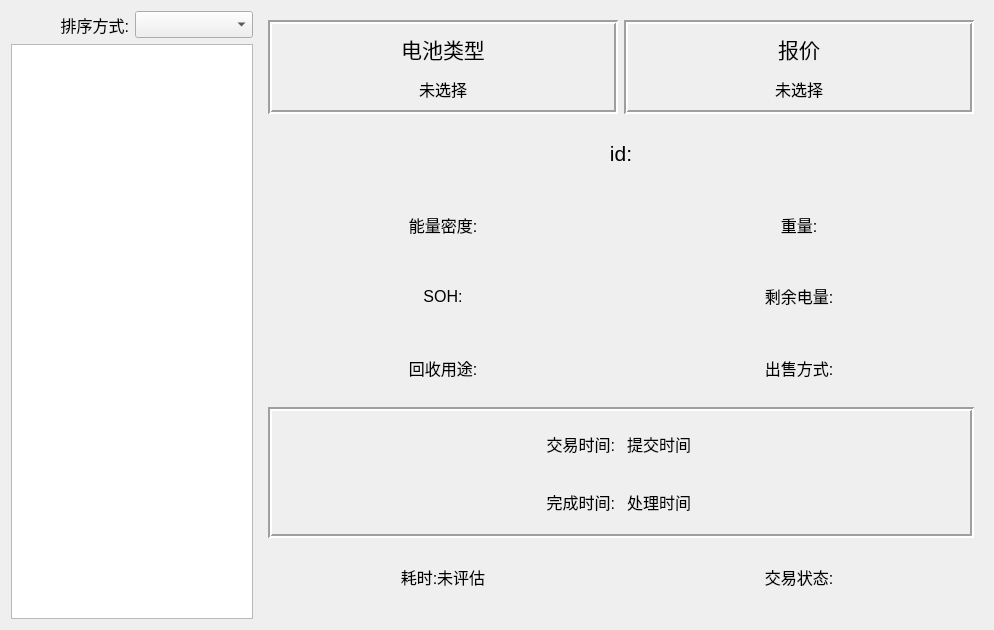
First picture: the form in transactionHistoryDialog.ui, repository RipplesDance/WasteMetalRecoverySystem, before the edit.
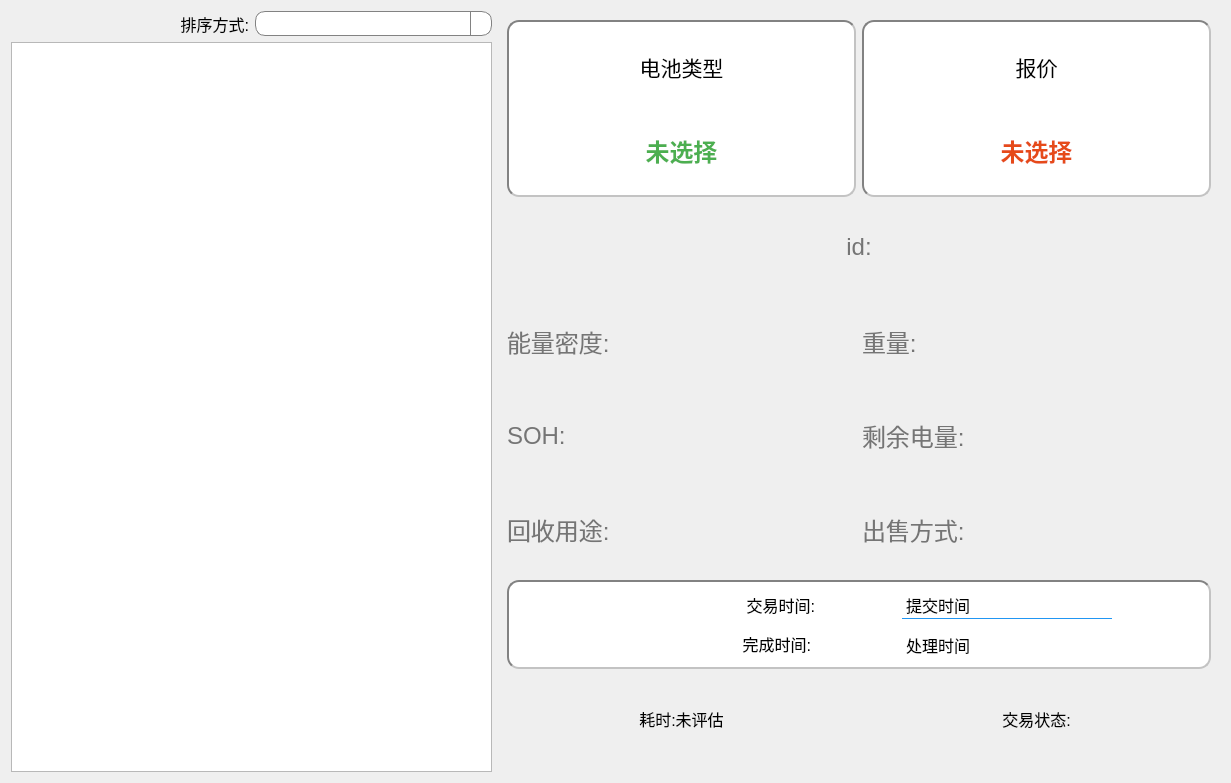
Second picture: the form after the edit. Icons and pictures are not drawn.

Patch:
```diff
--- a/transactionHistoryDialog.ui
+++ b/transactionHistoryDialog.ui
@@ -6,14 +6,14 @@
    <rect>
     <x>0</x>
     <y>0</y>
-    <width>994</width>
-    <height>630</height>
+    <width>1231</width>
+    <height>783</height>
    </rect>
   </property>
   <property name="windowTitle">
    <string>Dialog</string>
   </property>
-  <layout class="QHBoxLayout" name="horizontalLayout" stretch="1,3">
+  <layout class="QHBoxLayout" name="horizontalLayout" stretch="2,3">
    <item>
     <layout class="QGridLayout" name="gridLayout">
      <item row="1" column="0">
@@ -41,33 +41,110 @@
          <pointsize>12</pointsize>
         </font>
        </property>
+       <property name="styleSheet">
+        <string notr="true">QComboBox {
+    border: 1px solid #828282;
+    border-radius: 10px;      /* 圆角半径 */
+    padding: 1px 18px 1px 3px; /* 为右侧按钮留出空间 */
+    background: white;
+}
+
+/* 2. 设置右侧的下拉按钮 */
+QComboBox::drop-down {
+    subcontrol-origin: padding;
+    subcontrol-position: top right;
+    width: 20px;
+
+    border-left-width: 1px;
+    border-left-color: #828282;
+    border-left-style: solid; 
+    
+    /* 关键：必须设置右上和右下圆角，与主体保持一致 */
+    border-top-right-radius: 10px;
+    border-bottom-right-radius: 10px;
+}
+QComboBox::down-arrow {
+    image: url(:/icons/res/downarrow.ico); 
+	width: 12px;          
+    height: 12px;
+}</string>
+       </property>
       </widget>
      </item>
      <item row="2" column="0" colspan="2">
-      <widget class="QListWidget" name="transactionList"/>
+      <widget class="QListWidget" name="transactionList">
+       <property name="styleSheet">
+        <string notr="true">QListWidget {
+           outline: none;
+        }
+
+       QListWidget::item {
+           color: #333;
+            padding: 10px;
+        }</string>
+       </property>
+      </widget>
      </item>
     </layout>
    </item>
    <item>
     <widget class="QWidget" name="widget" native="true">
-     <layout class="QGridLayout" name="gridLayout_2" rowstretch="1,1,1,1,1,2,1">
-      <item row="4" column="1">
-       <widget class="QLabel" name="sellingWay_label">
+     <property name="minimumSize">
+      <size>
+       <width>0</width>
+       <height>0</height>
+      </size>
+     </property>
+     <property name="maximumSize">
+      <size>
+       <width>99999</width>
+       <height>99999</height>
+      </size>
+     </property>
+     <layout class="QGridLayout" name="gridLayout_2" rowstretch="2,1,1,1,1,1,1" columnstretch="1,1">
+      <item row="4" column="0">
+       <widget class="QLabel" name="usage_label">
+        <property name="sizePolicy">
+         <sizepolicy hsizetype="Preferred" vsizetype="Preferred">
+          <horstretch>0</horstretch>
+          <verstretch>0</verstretch>
+         </sizepolicy>
+        </property>
         <property name="font">
          <font>
-          <pointsize>12</pointsize>
+          <pointsize>-1</pointsize>
          </font>
         </property>
+        <property name="styleSheet">
+         <string notr="true">QLabel{
+    color: #757575;
+    font-size: 24px;
+}</string>
+        </property>
         <property name="text">
-         <string>出售方式:</string>
+         <string>&lt;html&gt;&lt;head/&gt;&lt;body&gt;&lt;p&gt;&lt;img src=&quot;:/images/res/recycle.ico&quot; width=&quot;18&quot; height=&quot;18&quot;/&gt; 回收用途:&lt;/p&gt;&lt;/body&gt;&lt;/html&gt;</string>
         </property>
         <property name="alignment">
-         <set>Qt::AlignCenter</set>
+         <set>Qt::AlignLeading|Qt::AlignLeft|Qt::AlignVCenter</set>
         </property>
        </widget>
       </item>
       <item row="5" column="0" colspan="2">
        <widget class="QFrame" name="frame_3">
+        <property name="sizePolicy">
+         <sizepolicy hsizetype="Preferred" vsizetype="Preferred">
+          <horstretch>0</horstretch>
+          <verstretch>0</verstretch>
+         </sizepolicy>
+        </property>
+        <property name="styleSheet">
+         <string notr="true">.QFrame {
+    background-color: white;
+    border-radius: 12px;
+    border: 1px solid #E0E0E0;
+ border: 2px inset #828282;
+}</string>
+        </property>
         <property name="frameShape">
          <enum>QFrame::Box</enum>
         </property>
@@ -83,6 +160,9 @@
          </property>
          <item>
           <layout class="QHBoxLayout" name="horizontalLayout_2">
+           <property name="spacing">
+            <number>0</number>
+           </property>
            <item>
             <widget class="QLabel" name="label_2">
              <property name="font">
@@ -90,8 +170,13 @@
                <pointsize>12</pointsize>
               </font>
              </property>
+             <property name="styleSheet">
+              <string notr="true">QLabel {
+	max-width: 210px;
+}</string>
+             </property>
              <property name="text">
-              <string>交易时间:</string>
+              <string>&lt;html&gt;&lt;head/&gt;&lt;body&gt;&lt;p&gt;&lt;img src=&quot;:/images/res/time.ico&quot; width=&quot;14&quot; height=&quot;14&quot;/&gt; 交易时间:&lt;/p&gt;&lt;/body&gt;&lt;/html&gt;</string>
              </property>
              <property name="alignment">
               <set>Qt::AlignRight|Qt::AlignTrailing|Qt::AlignVCenter</set>
@@ -105,6 +190,13 @@
                <pointsize>12</pointsize>
               </font>
              </property>
+             <property name="styleSheet">
+              <string notr="true">QLabel {
+	border: none;
+    border-bottom: 1px solid #2196F3;
+	max-width: 210px;
+}</string>
+             </property>
              <property name="text">
               <string>提交时间</string>
              </property>
@@ -121,8 +213,13 @@
                <pointsize>12</pointsize>
               </font>
              </property>
+             <property name="styleSheet">
+              <string notr="true">QLabel {
+	max-width: 210px;
+}</string>
+             </property>
              <property name="text">
-              <string>完成时间:</string>
+              <string>&lt;html&gt;&lt;head/&gt;&lt;body&gt;&lt;p&gt;&lt;img src=&quot;:/images/res/time.ico&quot; width=&quot;14&quot; height=&quot;14&quot;/&gt; 完成时间:&lt;/p&gt;&lt;/body&gt;&lt;/html&gt;</string>
              </property>
              <property name="alignment">
               <set>Qt::AlignRight|Qt::AlignTrailing|Qt::AlignVCenter</set>
@@ -136,6 +233,9 @@
                <pointsize>12</pointsize>
               </font>
              </property>
+             <property name="styleSheet">
+              <string notr="true">max-width: 210px;</string>
+             </property>
              <property name="text">
               <string>处理时间</string>
              </property>
@@ -146,15 +246,48 @@
         </layout>
        </widget>
       </item>
-      <item row="4" column="0">
-       <widget class="QLabel" name="usage_label">
+      <item row="6" column="0">
+       <widget class="QLabel" name="duration_label">
+        <property name="sizePolicy">
+         <sizepolicy hsizetype="Preferred" vsizetype="Preferred">
+          <horstretch>0</horstretch>
+          <verstretch>0</verstretch>
+         </sizepolicy>
+        </property>
         <property name="font">
          <font>
           <pointsize>12</pointsize>
          </font>
         </property>
         <property name="text">
-         <string>回收用途:</string>
+         <string>&lt;html&gt;&lt;head/&gt;&lt;body&gt;&lt;p&gt;&lt;img src=&quot;:/images/res/duration.ico&quot; width=&quot;14&quot; height=&quot;14&quot;/&gt; 耗时:未评估&lt;/p&gt;&lt;/body&gt;&lt;/html&gt;</string>
+        </property>
+        <property name="alignment">
+         <set>Qt::AlignCenter</set>
+        </property>
+       </widget>
+      </item>
+      <item row="1" column="0" colspan="2">
+       <widget class="QLabel" name="id_label">
+        <property name="sizePolicy">
+         <sizepolicy hsizetype="Preferred" vsizetype="Preferred">
+          <horstretch>0</horstretch>
+          <verstretch>0</verstretch>
+         </sizepolicy>
+        </property>
+        <property name="font">
+         <font>
+          <pointsize>-1</pointsize>
+         </font>
+        </property>
+        <property name="styleSheet">
+         <string notr="true">QLabel{
+    color: #757575;
+    font-size: 24px;
+}</string>
+        </property>
+        <property name="text">
+         <string>&lt;html&gt;&lt;head/&gt;&lt;body&gt;&lt;p&gt;&lt;img src=&quot;:/images/res/id.ico&quot; width=&quot;18&quot; height=&quot;18&quot;/&gt; id:&lt;/p&gt;&lt;/body&gt;&lt;/html&gt;</string>
         </property>
         <property name="alignment">
          <set>Qt::AlignCenter</set>
@@ -163,6 +296,21 @@
       </item>
       <item row="0" column="1">
        <widget class="QFrame" name="frame_2">
+        <property name="sizePolicy">
+         <sizepolicy hsizetype="Preferred" vsizetype="Preferred">
+          <horstretch>0</horstretch>
+          <verstretch>0</verstretch>
+         </sizepolicy>
+        </property>
+        <property name="styleSheet">
+         <string notr="true">
+.QFrame {
+    background-color: white;
+    border-radius: 12px;
+    border: 1px solid #E0E0E0;
+ border: 2px inset #828282;
+}</string>
+        </property>
         <property name="frameShape">
          <enum>QFrame::Box</enum>
         </property>
@@ -178,13 +326,19 @@
          </property>
          <item>
           <widget class="QLabel" name="label_5">
+           <property name="sizePolicy">
+            <sizepolicy hsizetype="Preferred" vsizetype="Preferred">
+             <horstretch>0</horstretch>
+             <verstretch>0</verstretch>
+            </sizepolicy>
+           </property>
            <property name="font">
             <font>
              <pointsize>16</pointsize>
             </font>
            </property>
            <property name="text">
-            <string>报价</string>
+            <string>&lt;html&gt;&lt;head/&gt;&lt;body&gt;&lt;p&gt;&lt;img src=&quot;:/images/res/money.ico&quot; width=&quot;18&quot; height=&quot;18&quot;/&gt; 报价&lt;/p&gt;&lt;/body&gt;&lt;/html&gt;</string>
            </property>
            <property name="alignment">
             <set>Qt::AlignCenter</set>
@@ -193,11 +347,26 @@
          </item>
          <item>
           <widget class="QLabel" name="price_label">
+           <property name="sizePolicy">
+            <sizepolicy hsizetype="Preferred" vsizetype="Preferred">
+             <horstretch>0</horstretch>
+             <verstretch>0</verstretch>
+            </sizepolicy>
+           </property>
            <property name="font">
             <font>
-             <pointsize>12</pointsize>
+             <pointsize>-1</pointsize>
+             <weight>75</weight>
+             <bold>true</bold>
             </font>
            </property>
+           <property name="styleSheet">
+            <string notr="true">QLabel {
+    font-size: 24px;
+    font-weight: bold;
+    color: #E64A19; /* 醒目的橙红色 */
+}</string>
+           </property>
            <property name="text">
             <string>未选择</string>
            </property>
@@ -209,55 +378,85 @@
         </layout>
        </widget>
       </item>
+      <item row="6" column="1">
+       <widget class="QLabel" name="transactionStatus_label">
+        <property name="sizePolicy">
+         <sizepolicy hsizetype="Preferred" vsizetype="Preferred">
+          <horstretch>0</horstretch>
+          <verstretch>0</verstretch>
+         </sizepolicy>
+        </property>
+        <property name="font">
+         <font>
+          <pointsize>12</pointsize>
+         </font>
+        </property>
+        <property name="styleSheet">
+         <string notr="true"/>
+        </property>
+        <property name="text">
+         <string>&lt;html&gt;&lt;head/&gt;&lt;body&gt;&lt;p&gt;&lt;img src=&quot;:/images/res/status.ico&quot; width=&quot;18&quot; height=&quot;18&quot;/&gt; 交易状态:&lt;/p&gt;&lt;/body&gt;&lt;/html&gt;</string>
+        </property>
+        <property name="alignment">
+         <set>Qt::AlignCenter</set>
+        </property>
+       </widget>
+      </item>
       <item row="2" column="0">
        <widget class="QLabel" name="energyDensity_label">
-        <property name="font">
-         <font>
-          <pointsize>12</pointsize>
-         </font>
+        <property name="sizePolicy">
+         <sizepolicy hsizetype="Preferred" vsizetype="Preferred">
+          <horstretch>0</horstretch>
+          <verstretch>0</verstretch>
+         </sizepolicy>
         </property>
-        <property name="text">
-         <string>能量密度:</string>
-        </property>
-        <property name="alignment">
-         <set>Qt::AlignCenter</set>
-        </property>
-       </widget>
-      </item>
-      <item row="6" column="0">
-       <widget class="QLabel" name="duration_label">
         <property name="font">
          <font>
-          <pointsize>12</pointsize>
+          <pointsize>-1</pointsize>
          </font>
         </property>
-        <property name="text">
-         <string>耗时:未评估</string>
+        <property name="styleSheet">
+         <string notr="true">QLabel{
+    color: #757575;
+    font-size: 24px;
+}</string>
         </property>
-        <property name="alignment">
-         <set>Qt::AlignCenter</set>
-        </property>
-       </widget>
-      </item>
-      <item row="3" column="1">
-       <widget class="QLabel" name="leagcyElectricity_label">
-        <property name="font">
-         <font>
-          <pointsize>12</pointsize>
-         </font>
-        </property>
         <property name="text">
-         <string>剩余电量:</string>
+         <string>&lt;html&gt;&lt;head/&gt;&lt;body&gt;
+&lt;p&gt;
+&lt;img src=&quot;:/images/res/energyDensity.ico&quot; width=&quot;18&quot; height=&quot;18&quot;  /&gt; 
+&lt;span style=&quot;vertical-align: middle;&quot;&gt;能量密度:&lt;/span&gt;
+&lt;/p&gt;
+&lt;/body&gt;&lt;/html&gt;</string>
         </property>
         <property name="alignment">
-         <set>Qt::AlignCenter</set>
+         <set>Qt::AlignLeading|Qt::AlignLeft|Qt::AlignVCenter</set>
         </property>
        </widget>
       </item>
       <item row="0" column="0">
        <widget class="QFrame" name="frame">
+        <property name="sizePolicy">
+         <sizepolicy hsizetype="Preferred" vsizetype="Preferred">
+          <horstretch>0</horstretch>
+          <verstretch>0</verstretch>
+         </sizepolicy>
+        </property>
+        <property name="font">
+         <font>
+          <pointsize>9</pointsize>
+         </font>
+        </property>
+        <property name="styleSheet">
+         <string notr="true">.QFrame {
+    background-color: white;
+    border-radius: 12px;
+    border: 1px solid #E0E0E0;
+ border: 2px inset #828282;
+}</string>
+        </property>
         <property name="frameShape">
-         <enum>QFrame::Box</enum>
+         <enum>QFrame::NoFrame</enum>
         </property>
         <property name="frameShadow">
          <enum>QFrame::Sunken</enum>
@@ -271,13 +470,19 @@
          </property>
          <item>
           <widget class="QLabel" name="label_4">
+           <property name="sizePolicy">
+            <sizepolicy hsizetype="Preferred" vsizetype="Preferred">
+             <horstretch>0</horstretch>
+             <verstretch>0</verstretch>
+            </sizepolicy>
+           </property>
            <property name="font">
             <font>
              <pointsize>16</pointsize>
             </font>
            </property>
            <property name="text">
-            <string>电池类型</string>
+            <string>&lt;html&gt;&lt;head/&gt;&lt;body&gt;&lt;p&gt;&lt;img src=&quot;:/images/res/batteryType.ico&quot; width=&quot;18&quot; height=&quot;18&quot;/&gt; 电池类型&lt;/p&gt;&lt;/body&gt;&lt;/html&gt;</string>
            </property>
            <property name="alignment">
             <set>Qt::AlignCenter</set>
@@ -286,11 +491,26 @@
          </item>
          <item>
           <widget class="QLabel" name="type_label">
+           <property name="sizePolicy">
+            <sizepolicy hsizetype="Preferred" vsizetype="Preferred">
+             <horstretch>0</horstretch>
+             <verstretch>0</verstretch>
+            </sizepolicy>
+           </property>
            <property name="font">
             <font>
-             <pointsize>12</pointsize>
+             <pointsize>-1</pointsize>
+             <weight>75</weight>
+             <bold>true</bold>
             </font>
            </property>
+           <property name="styleSheet">
+            <string notr="true">QLabel {
+    font-size: 24px;
+    font-weight: bold;
+    color: #4CAF50;
+}</string>
+           </property>
            <property name="text">
             <string>未选择</string>
            </property>
@@ -302,63 +522,111 @@
         </layout>
        </widget>
       </item>
-      <item row="6" column="1">
-       <widget class="QLabel" name="transactionStatus_label">
+      <item row="4" column="1">
+       <widget class="QLabel" name="sellingWay_label">
+        <property name="sizePolicy">
+         <sizepolicy hsizetype="Preferred" vsizetype="Preferred">
+          <horstretch>0</horstretch>
+          <verstretch>0</verstretch>
+         </sizepolicy>
+        </property>
         <property name="font">
          <font>
-          <pointsize>12</pointsize>
+          <pointsize>-1</pointsize>
          </font>
         </property>
+        <property name="styleSheet">
+         <string notr="true">QLabel{
+    color: #757575;
+    font-size: 24px;
+}</string>
+        </property>
         <property name="text">
-         <string>交易状态:</string>
+         <string>&lt;html&gt;&lt;head/&gt;&lt;body&gt;&lt;p&gt;&lt;img src=&quot;:/images/res/package_122391.ico&quot; width=&quot;18&quot; height=&quot;18&quot;/&gt; 出售方式:&lt;/p&gt;&lt;/body&gt;&lt;/html&gt;</string>
         </property>
         <property name="alignment">
-         <set>Qt::AlignCenter</set>
+         <set>Qt::AlignLeading|Qt::AlignLeft|Qt::AlignVCenter</set>
         </property>
        </widget>
       </item>
       <item row="2" column="1">
        <widget class="QLabel" name="weight_label">
+        <property name="sizePolicy">
+         <sizepolicy hsizetype="Preferred" vsizetype="Preferred">
+          <horstretch>0</horstretch>
+          <verstretch>0</verstretch>
+         </sizepolicy>
+        </property>
         <property name="font">
          <font>
-          <pointsize>12</pointsize>
+          <pointsize>-1</pointsize>
          </font>
         </property>
+        <property name="styleSheet">
+         <string notr="true">QLabel{
+    color: #757575;
+    font-size: 24px;
+}</string>
+        </property>
         <property name="text">
-         <string>重量:</string>
+         <string>&lt;html&gt;&lt;head/&gt;&lt;body&gt;&lt;p&gt;&lt;img src=&quot;:/images/res/weight.ico&quot; width=&quot;18&quot; height=&quot;18&quot;/&gt; 重量:&lt;/p&gt;&lt;/body&gt;&lt;/html&gt;</string>
         </property>
         <property name="alignment">
-         <set>Qt::AlignCenter</set>
+         <set>Qt::AlignLeading|Qt::AlignLeft|Qt::AlignVCenter</set>
+        </property>
+       </widget>
+      </item>
+      <item row="3" column="1">
+       <widget class="QLabel" name="leagcyElectricity_label">
+        <property name="sizePolicy">
+         <sizepolicy hsizetype="Preferred" vsizetype="Preferred">
+          <horstretch>0</horstretch>
+          <verstretch>0</verstretch>
+         </sizepolicy>
+        </property>
+        <property name="font">
+         <font>
+          <pointsize>-1</pointsize>
+         </font>
+        </property>
+        <property name="styleSheet">
+         <string notr="true">QLabel{
+    color: #757575;
+    font-size: 24px;
+}</string>
+        </property>
+        <property name="text">
+         <string>&lt;html&gt;&lt;head/&gt;&lt;body&gt;&lt;p&gt;&lt;img src=&quot;:/images/res/leagcyElectricity.ico&quot; width=&quot;18&quot; height=&quot;18&quot;/&gt; 剩余电量:&lt;/p&gt;&lt;/body&gt;&lt;/html&gt;</string>
+        </property>
+        <property name="alignment">
+         <set>Qt::AlignLeading|Qt::AlignLeft|Qt::AlignVCenter</set>
         </property>
        </widget>
       </item>
       <item row="3" column="0">
        <widget class="QLabel" name="SOH_label">
-        <property name="font">
-         <font>
-          <pointsize>12</pointsize>
-         </font>
+        <property name="sizePolicy">
+         <sizepolicy hsizetype="Preferred" vsizetype="Preferred">
+          <horstretch>0</horstretch>
+          <verstretch>0</verstretch>
+         </sizepolicy>
         </property>
-        <property name="text">
-         <string>SOH:</string>
-        </property>
-        <property name="alignment">
-         <set>Qt::AlignCenter</set>
-        </property>
-       </widget>
-      </item>
-      <item row="1" column="0" colspan="2">
-       <widget class="QLabel" name="id_label">
         <property name="font">
          <font>
-          <pointsize>16</pointsize>
+          <pointsize>-1</pointsize>
          </font>
         </property>
+        <property name="styleSheet">
+         <string notr="true">QLabel{
+    color: #757575;
+    font-size: 24px;
+}</string>
+        </property>
         <property name="text">
-         <string>id:</string>
+         <string>&lt;html&gt;&lt;head/&gt;&lt;body&gt;&lt;p&gt;&lt;img src=&quot;:/images/res/SOH.ico&quot; width=&quot;18&quot; height=&quot;18&quot;/&gt; SOH:&lt;/p&gt;&lt;/body&gt;&lt;/html&gt;</string>
         </property>
         <property name="alignment">
-         <set>Qt::AlignCenter</set>
+         <set>Qt::AlignLeading|Qt::AlignLeft|Qt::AlignVCenter</set>
         </property>
        </widget>
       </item>
```
Left out of the diff: 2 changed lines with no effect on the pictures.
